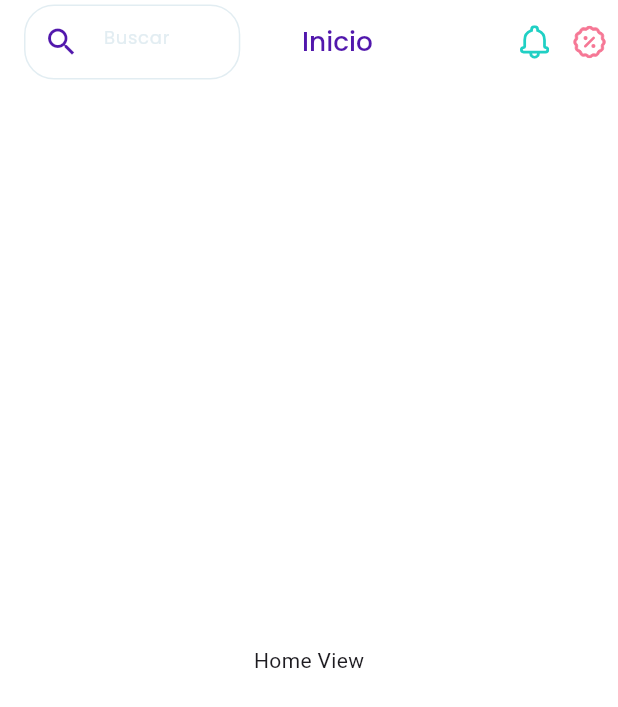
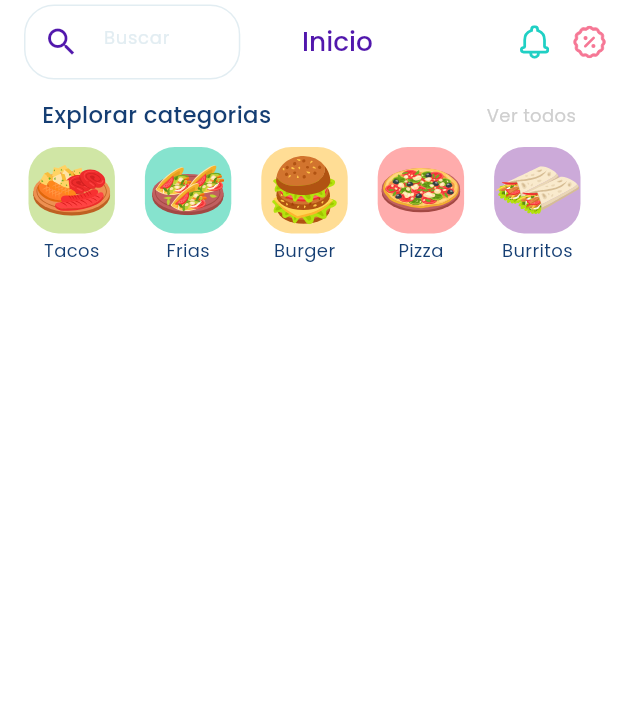
Before and after one commit to Mahmoudshady20/jabal_task, a Flutter app: the screen it shows after launch, on a phone screen of 412 x 824 dp. Shown: the top 707 px of the screen. Run offline on Flutter 3.47's test engine with Material 3 defaults, Android fonts, the phone set to English and light mode, and no system bars; our stand-ins replace flutter_svg, google_fonts.

Commit message:
1- finish category list

```diff
--- /dev/null
+++ b/lib/features/home_feature/data/models/category_model.dart
@@ -0,0 +1,12 @@
+import 'dart:ui';
+
+class CategoryModel {
+  String image;
+  Color color;
+  String name;
+  CategoryModel({
+    required this.image,
+    required this.color,
+    required this.name,
+  });
+}
--- a/lib/features/home_feature/presentation/views/home_view.dart
+++ b/lib/features/home_feature/presentation/views/home_view.dart
@@ -1,5 +1,6 @@
 import 'package:flutter/material.dart';
 import 'package:jabal_task/features/home_feature/presentation/views/widgets/custom_app_bar.dart';
+import 'package:jabal_task/features/home_feature/presentation/views/widgets/home_view_body.dart';
 
 class HomeView extends StatelessWidget {
   static const String routeName = 'homeView';
@@ -10,7 +11,7 @@ class HomeView extends StatelessWidget {
     return Scaffold(
       backgroundColor: Colors.white,
       appBar: CustomAppBar(),
-      body: Center(child: Text('Home View')),
+      body: HomeViewBody(),
     );
   }
 }
--- /dev/null
+++ b/lib/features/home_feature/presentation/views/widgets/category_list_view.dart
@@ -0,0 +1,49 @@
+import 'package:flutter/material.dart';
+import 'package:jabal_task/features/home_feature/data/models/category_model.dart';
+import 'package:jabal_task/features/home_feature/presentation/views/widgets/category_widget.dart';
+
+class CategoryListView extends StatelessWidget {
+  final List<CategoryModel> categories = [
+    CategoryModel(
+      image: 'assets/images/category1.svg',
+      color: Color(0xFFD0E6A5),
+      name: 'Tacos',
+    ),
+    CategoryModel(
+      image: 'assets/images/category2.svg',
+      color: Color(0xFF86E3CE),
+      name: 'Frias',
+    ),
+    CategoryModel(
+      image: 'assets/images/category3.svg',
+      color: Color(0xFFFFDD95),
+      name: 'Burger',
+    ),
+    CategoryModel(
+      image: 'assets/images/category4.svg',
+      color: Color(0xFFFFACAC),
+      name: 'Pizza',
+    ),
+    CategoryModel(
+      image: 'assets/images/category5.svg',
+      color: Color(0xFFCCAAD9),
+      name: 'Burritos',
+    ),
+  ];
+  CategoryListView({super.key});
+
+  @override
+  Widget build(BuildContext context) {
+    return Padding(
+      padding: const EdgeInsets.only(
+        left: 19,
+      ),
+      child: ListView.builder(
+        scrollDirection: Axis.horizontal,
+        itemBuilder: (context, index) =>
+            CategoryWidget(categoryModel: categories[index]),
+        itemCount: categories.length,
+      ),
+    );
+  }
+}
--- /dev/null
+++ b/lib/features/home_feature/presentation/views/widgets/category_widget.dart
@@ -0,0 +1,50 @@
+import 'package:flutter/material.dart';
+import 'package:flutter_svg/flutter_svg.dart';
+import 'package:google_fonts/google_fonts.dart';
+import 'package:jabal_task/core/utils/app_styles.dart';
+import 'package:jabal_task/features/home_feature/data/models/category_model.dart';
+
+class CategoryWidget extends StatelessWidget {
+  const CategoryWidget({
+    super.key,
+    required this.categoryModel,
+  });
+  final CategoryModel categoryModel;
+
+  @override
+  Widget build(BuildContext context) {
+    return Padding(
+      padding: const EdgeInsets.only(
+        right: 20,
+      ),
+      child: Column(
+        spacing: 3,
+        children: [
+          Container(
+            width: AppStyles.getResponsiveFontSize(context, fontSize: 72),
+            height: AppStyles.getResponsiveFontSize(context, fontSize: 72),
+            decoration: BoxDecoration(
+              color: categoryModel.color,
+              borderRadius: BorderRadius.circular(20),
+            ),
+            child: Center(
+              child: SvgPicture.asset(
+                categoryModel.image,
+              ),
+            ),
+          ),
+          Text(
+            categoryModel.name,
+            style: GoogleFonts.poppins(
+              color: const Color(0xFF153E73),
+              fontSize: AppStyles.getResponsiveFontSize(
+                context,
+                fontSize: 15,
+              ),
+            ),
+          ),
+        ],
+      ),
+    );
+  }
+}
--- /dev/null
+++ b/lib/features/home_feature/presentation/views/widgets/home_view_body.dart
@@ -0,0 +1,50 @@
+import 'package:flutter/material.dart';
+import 'package:google_fonts/google_fonts.dart';
+import 'package:jabal_task/features/home_feature/presentation/views/widgets/category_list_view.dart';
+
+import '../../../../../core/utils/app_styles.dart';
+
+class HomeViewBody extends StatelessWidget {
+  const HomeViewBody({super.key});
+
+  @override
+  Widget build(BuildContext context) {
+    return Column(
+      children: [
+        Padding(
+          padding: const EdgeInsets.symmetric(
+            horizontal: 28,
+            vertical: 10,
+          ),
+          child: Row(
+            mainAxisAlignment: MainAxisAlignment.spaceBetween,
+            children: [
+              Text(
+                'Explorar categorias',
+                style: GoogleFonts.poppins(
+                  color: const Color(0xFF153E73),
+                  fontSize: AppStyles.getResponsiveFontSize(
+                    context,
+                    fontSize: 19,
+                  ),
+                  fontWeight: FontWeight.w500,
+                ),
+              ),
+              Text(
+                'Ver todos',
+                style: GoogleFonts.poppins(
+                  color: const Color(0xFFCFCFCF),
+                  fontSize: AppStyles.getResponsiveFontSize(
+                    context,
+                    fontSize: 15,
+                  ),
+                ),
+              ),
+            ],
+          ),
+        ),
+        Expanded(child: CategoryListView()),
+      ],
+    );
+  }
+}
```
Also changed, not shown: assets/images/category1.svg (added), assets/images/category2.svg (added), assets/images/category3.svg (added), assets/images/category4.svg (added), assets/images/category5.svg (added).
